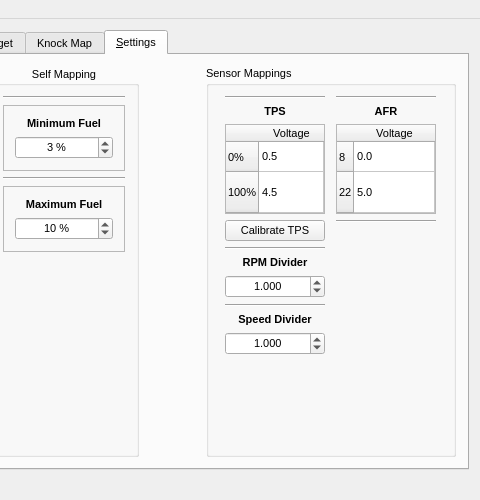
The window that GUI/ui/main.ui (fpoussin/MotoLink) describes before a commit, drawn with Qt 5; both pictures show x 470 to 950 and y 0 to 500 of the 950 by 500 pixel window.
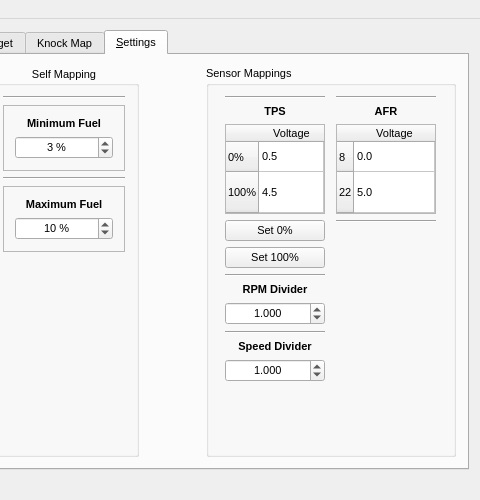
The same window after the commit. Icons and pictures are not drawn.

Commit message: [GUI] Adding rc files for windows

What changed in the file:
```diff
--- a/GUI/ui/main.ui
+++ b/GUI/ui/main.ui
@@ -426,7 +426,7 @@
           <layout class="QHBoxLayout" name="horizontalLayout_3">
            <item>
             <layout class="QGridLayout" name="gridLayout">
-             <item row="6" column="0">
+             <item row="7" column="0">
               <widget class="QDoubleSpinBox" name="dsbRpmDiv">
                <property name="alignment">
                 <set>Qt::AlignCenter</set>
@@ -445,7 +445,7 @@
                </property>
               </widget>
              </item>
-             <item row="8" column="0">
+             <item row="9" column="0">
               <widget class="QLabel" name="ltSpeedDiv">
                <property name="font">
                 <font>
@@ -461,14 +461,14 @@
                </property>
               </widget>
              </item>
-             <item row="7" column="0">
+             <item row="8" column="0">
               <widget class="Line" name="line">
                <property name="orientation">
                 <enum>Qt::Horizontal</enum>
                </property>
               </widget>
              </item>
-             <item row="4" column="0">
+             <item row="5" column="0">
               <widget class="Line" name="line_2">
                <property name="orientation">
                 <enum>Qt::Horizontal</enum>
@@ -500,11 +500,11 @@
                 </size>
                </property>
                <property name="text">
-                <string>Calibrate TPS</string>
+                <string>Set 0%</string>
                </property>
               </widget>
              </item>
-             <item row="10" column="0">
+             <item row="11" column="0">
               <spacer name="verticalSpacer_2">
                <property name="orientation">
                 <enum>Qt::Vertical</enum>
@@ -517,7 +517,7 @@
                </property>
               </spacer>
              </item>
-             <item row="9" column="0">
+             <item row="10" column="0">
               <widget class="QDoubleSpinBox" name="dsbSpeedDiv">
                <property name="alignment">
                 <set>Qt::AlignCenter</set>
@@ -595,7 +595,7 @@
                </item>
               </widget>
              </item>
-             <item row="5" column="0">
+             <item row="6" column="0">
               <widget class="QLabel" name="ltRpmdiv">
                <property name="font">
                 <font>
@@ -618,6 +618,13 @@
                </property>
               </widget>
              </item>
+             <item row="4" column="0">
+              <widget class="QPushButton" name="bTpsSet100">
+               <property name="text">
+                <string>Set 100%</string>
+               </property>
+              </widget>
+             </item>
             </layout>
            </item>
            <item>
```
Left out of the diff: 12 changed lines with no effect on the pictures. The commit also changes 3 other files.
